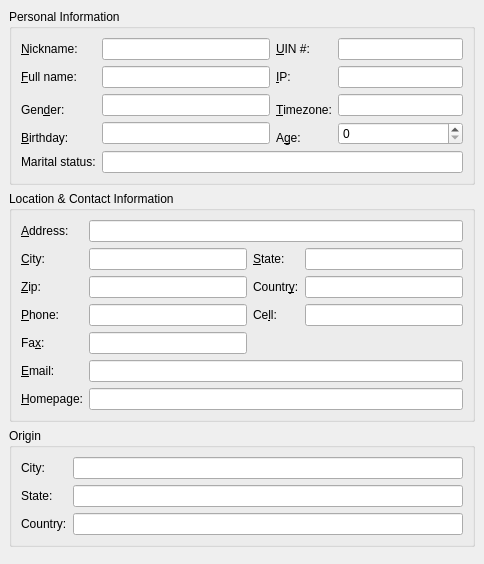
KDE/kopete, file protocols/oscar/icq/ui/icqgeneralinfo.ui: the form before one commit.
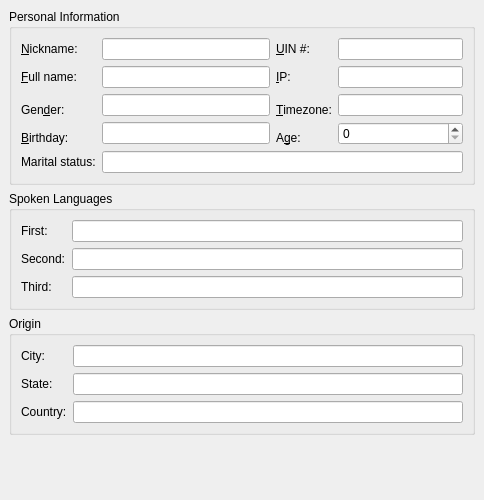
The form after the commit.

Commit message: Add remaining user info items to userinfo dialog. Update list of languages and countries to ICQ 5.1 version.

```diff
--- a/protocols/oscar/icq/ui/icqgeneralinfo.ui
+++ b/protocols/oscar/icq/ui/icqgeneralinfo.ui
@@ -9,7 +9,7 @@
     <x>0</x>
     <y>0</y>
     <width>484</width>
-    <height>564</height>
+    <height>500</height>
    </rect>
   </property>
   <layout class="QVBoxLayout" >
@@ -224,7 +224,7 @@
    <item>
     <widget class="QGroupBox" name="groupBox_2" >
      <property name="title" >
-      <string>Location &amp;&amp; Contact Information</string>
+      <string>Spoken Languages</string>
      </property>
      <layout class="QGridLayout" >
       <property name="margin" >
@@ -233,58 +233,11 @@
       <property name="spacing" >
        <number>6</number>
       </property>
-      <item row="4" column="0" >
-       <widget class="QLabel" name="textLabel7_2" >
-        <property name="text" >
-         <string>Fa&amp;x:</string>
-        </property>
-        <property name="buddy" >
-         <cstring>faxEdit</cstring>
-        </property>
-       </widget>
-      </item>
-      <item row="5" column="0" >
-       <widget class="QLabel" name="textLabel9" >
-        <property name="text" >
-         <string>&amp;Email:</string>
-        </property>
-        <property name="buddy" >
-         <cstring>emailEdit</cstring>
-        </property>
-       </widget>
-      </item>
-      <item row="2" column="2" >
-       <widget class="QLabel" name="textLabel8" >
-        <property name="text" >
-         <string>Countr&amp;y:</string>
-        </property>
-        <property name="buddy" >
-         <cstring>countryEdit</cstring>
-        </property>
-       </widget>
-      </item>
-      <item row="3" column="2" >
-       <widget class="QLabel" name="textLabel6_2" >
-        <property name="text" >
-         <string>Ce&amp;ll:</string>
-        </property>
-        <property name="buddy" >
-         <cstring>cellEdit</cstring>
-        </property>
-       </widget>
-      </item>
-      <item row="2" column="3" >
-       <widget class="QLineEdit" name="countryEdit" >
-        <property name="readOnly" >
-         <bool>true</bool>
-        </property>
-       </widget>
-      </item>
-      <item row="0" column="1" colspan="3" >
-       <widget class="QLineEdit" name="addressEdit" >
+      <item row="0" column="1" >
+       <widget class="QLineEdit" name="language1Edit" >
         <property name="sizePolicy" >
          <sizepolicy>
-          <hsizetype>3</hsizetype>
+          <hsizetype>7</hsizetype>
           <vsizetype>0</vsizetype>
           <horstretch>0</horstretch>
           <verstretch>0</verstretch>
@@ -296,43 +249,7 @@
        </widget>
       </item>
       <item row="2" column="1" >
-       <widget class="QLineEdit" name="zipEdit" >
-        <property name="sizePolicy" >
-         <sizepolicy>
-          <hsizetype>7</hsizetype>
-          <vsizetype>0</vsizetype>
-          <horstretch>0</horstretch>
-          <verstretch>0</verstretch>
-         </sizepolicy>
-        </property>
-        <property name="text" >
-         <string/>
-        </property>
-        <property name="readOnly" >
-         <bool>true</bool>
-        </property>
-       </widget>
-      </item>
-      <item row="3" column="0" >
-       <widget class="QLabel" name="textLabel5" >
-        <property name="text" >
-         <string>&amp;Phone:</string>
-        </property>
-        <property name="buddy" >
-         <cstring>phoneEdit</cstring>
-        </property>
-       </widget>
-      </item>
-      <item row="5" column="1" colspan="3" >
-       <widget class="QLineEdit" name="emailEdit" >
-        <property name="sizePolicy" >
-         <sizepolicy>
-          <hsizetype>3</hsizetype>
-          <vsizetype>0</vsizetype>
-          <horstretch>0</horstretch>
-          <verstretch>0</verstretch>
-         </sizepolicy>
-        </property>
+       <widget class="QLineEdit" name="language3Edit" >
         <property name="readOnly" >
          <bool>true</bool>
         </property>
@@ -341,130 +258,31 @@
       <item row="2" column="0" >
        <widget class="QLabel" name="textLabel3" >
         <property name="text" >
-         <string>&amp;Zip:</string>
-        </property>
-        <property name="buddy" >
-         <cstring>zipEdit</cstring>
-        </property>
-       </widget>
-      </item>
-      <item row="1" column="2" >
-       <widget class="QLabel" name="textLabel4" >
-        <property name="text" >
-         <string>&amp;State:</string>
-        </property>
-        <property name="buddy" >
-         <cstring>stateEdit</cstring>
-        </property>
-       </widget>
-      </item>
-      <item row="3" column="3" >
-       <widget class="QLineEdit" name="cellEdit" >
-        <property name="sizePolicy" >
-         <sizepolicy>
-          <hsizetype>7</hsizetype>
-          <vsizetype>0</vsizetype>
-          <horstretch>0</horstretch>
-          <verstretch>0</verstretch>
-         </sizepolicy>
-        </property>
-        <property name="readOnly" >
-         <bool>true</bool>
-        </property>
-       </widget>
-      </item>
-      <item row="0" column="0" >
-       <widget class="QLabel" name="textLabel1" >
-        <property name="text" >
-         <string>&amp;Address:</string>
-        </property>
-        <property name="buddy" >
-         <cstring>addressEdit</cstring>
-        </property>
-       </widget>
-      </item>
-      <item row="3" column="1" >
-       <widget class="QLineEdit" name="phoneEdit" >
-        <property name="text" >
-         <string/>
-        </property>
-        <property name="readOnly" >
-         <bool>true</bool>
-        </property>
-       </widget>
-      </item>
-      <item row="6" column="1" colspan="3" >
-       <widget class="QLineEdit" name="homepageEdit" >
-        <property name="sizePolicy" >
-         <sizepolicy>
-          <hsizetype>3</hsizetype>
-          <vsizetype>0</vsizetype>
-          <horstretch>0</horstretch>
-          <verstretch>0</verstretch>
-         </sizepolicy>
-        </property>
-        <property name="readOnly" >
-         <bool>true</bool>
-        </property>
-       </widget>
-      </item>
-      <item row="1" column="0" >
-       <widget class="QLabel" name="textLabel2" >
-        <property name="text" >
-         <string>&amp;City:</string>
-        </property>
-        <property name="buddy" >
-         <cstring>cityEdit</cstring>
-        </property>
-       </widget>
-      </item>
-      <item row="6" column="0" >
-       <widget class="QLabel" name="textLabel10_2" >
-        <property name="text" >
-         <string>&amp;Homepage:</string>
-        </property>
-        <property name="buddy" >
-         <cstring>homepageEdit</cstring>
-        </property>
-       </widget>
-      </item>
-      <item row="4" column="1" >
-       <widget class="QLineEdit" name="faxEdit" >
-        <property name="readOnly" >
-         <bool>true</bool>
-        </property>
-       </widget>
-      </item>
-      <item row="1" column="3" >
-       <widget class="QLineEdit" name="stateEdit" >
-        <property name="sizePolicy" >
-         <sizepolicy>
-          <hsizetype>7</hsizetype>
-          <vsizetype>0</vsizetype>
-          <horstretch>1</horstretch>
-          <verstretch>0</verstretch>
-         </sizepolicy>
-        </property>
-        <property name="readOnly" >
-         <bool>true</bool>
+         <string>Third:</string>
         </property>
        </widget>
       </item>
       <item row="1" column="1" >
-       <widget class="QLineEdit" name="cityEdit" >
-        <property name="sizePolicy" >
-         <sizepolicy>
-          <hsizetype>7</hsizetype>
-          <vsizetype>0</vsizetype>
-          <horstretch>1</horstretch>
-          <verstretch>0</verstretch>
-         </sizepolicy>
-        </property>
+       <widget class="QLineEdit" name="language2Edit" >
         <property name="readOnly" >
          <bool>true</bool>
         </property>
        </widget>
       </item>
+      <item row="1" column="0" >
+       <widget class="QLabel" name="language2Label" >
+        <property name="text" >
+         <string>Second:</string>
+        </property>
+       </widget>
+      </item>
+      <item row="0" column="0" >
+       <widget class="QLabel" name="language1Label" >
+        <property name="text" >
+         <string>First:</string>
+        </property>
+       </widget>
+      </item>
      </layout>
     </widget>
    </item>
```
Left out of the diff: 27 changed lines with no effect on the pictures. The commit also changes 19 other files.
